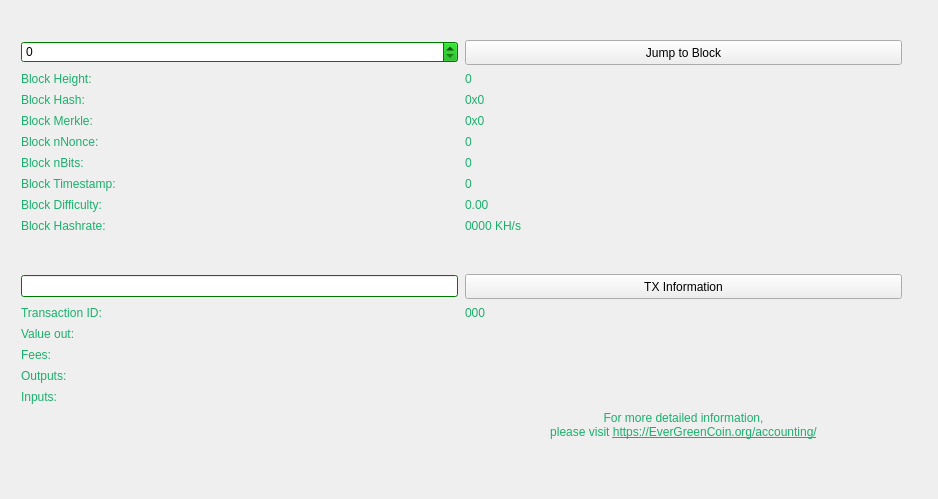
The window that src/qt/forms/blockbrowser.ui (EverGreenCoinDev/EverGreenCoin) describes before a commit, drawn with Qt 5.
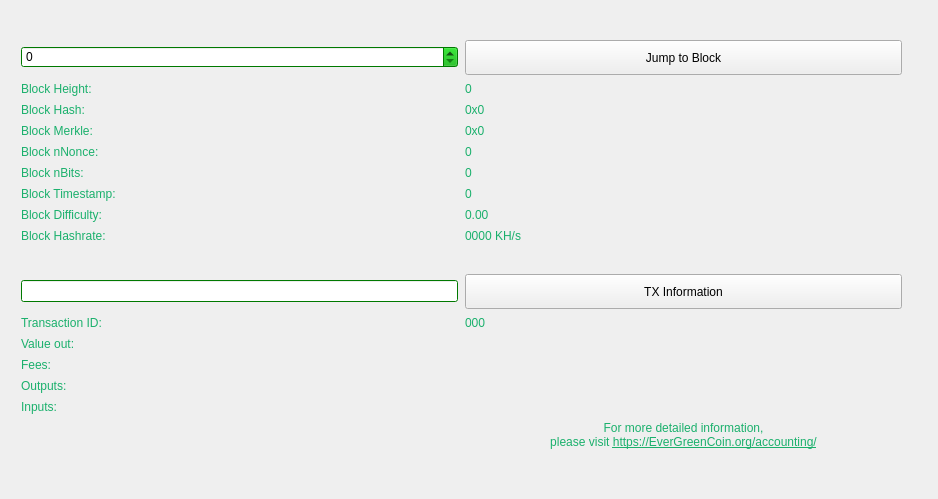
The same window after the commit.

```diff
--- a/src/qt/forms/blockbrowser.ui
+++ b/src/qt/forms/blockbrowser.ui
@@ -903,10 +903,16 @@
        </item>
        <item row="1" column="1">
         <widget class="QPushButton" name="blockButton">
+         <property name="sizePolicy">
+          <sizepolicy hsizetype="Preferred" vsizetype="Maximum">
+           <horstretch>0</horstretch>
+           <verstretch>0</verstretch>
+          </sizepolicy>
+         </property>
          <property name="minimumSize">
           <size>
            <width>300</width>
-           <height>25</height>
+           <height>35</height>
           </size>
          </property>
          <property name="maximumSize">
@@ -1518,10 +1524,16 @@
        </item>
        <item row="12" column="1">
         <widget class="QPushButton" name="txButton">
+         <property name="sizePolicy">
+          <sizepolicy hsizetype="Preferred" vsizetype="Maximum">
+           <horstretch>0</horstretch>
+           <verstretch>0</verstretch>
+          </sizepolicy>
+         </property>
          <property name="minimumSize">
           <size>
            <width>0</width>
-           <height>25</height>
+           <height>35</height>
           </size>
          </property>
          <property name="font">
```
